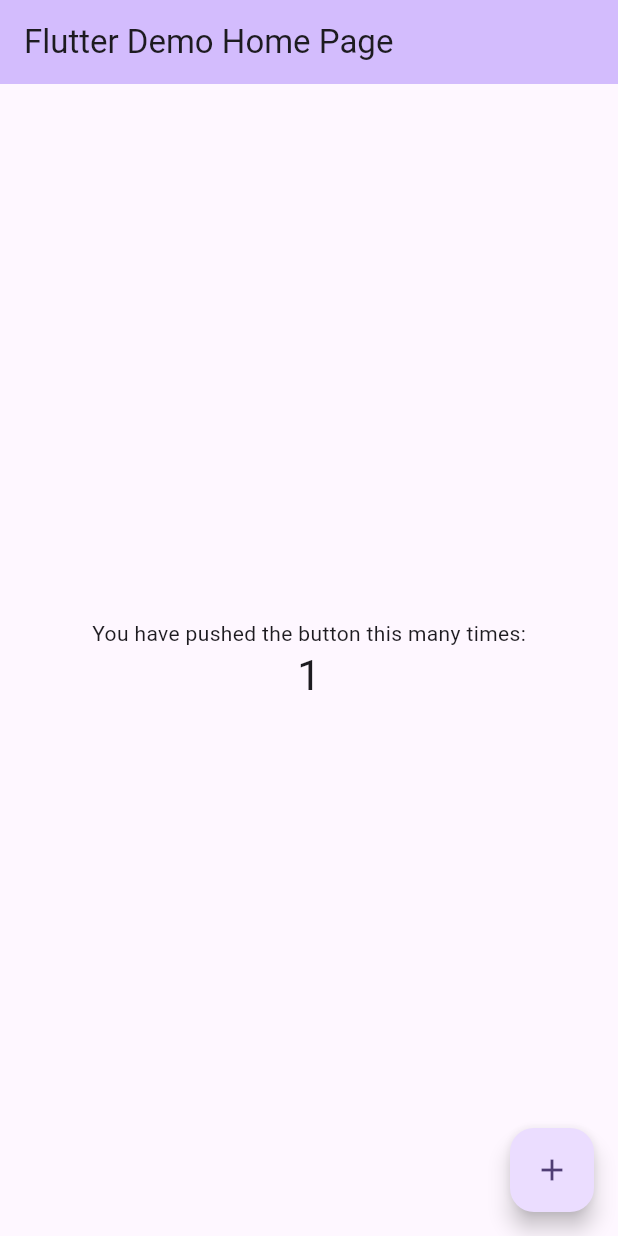
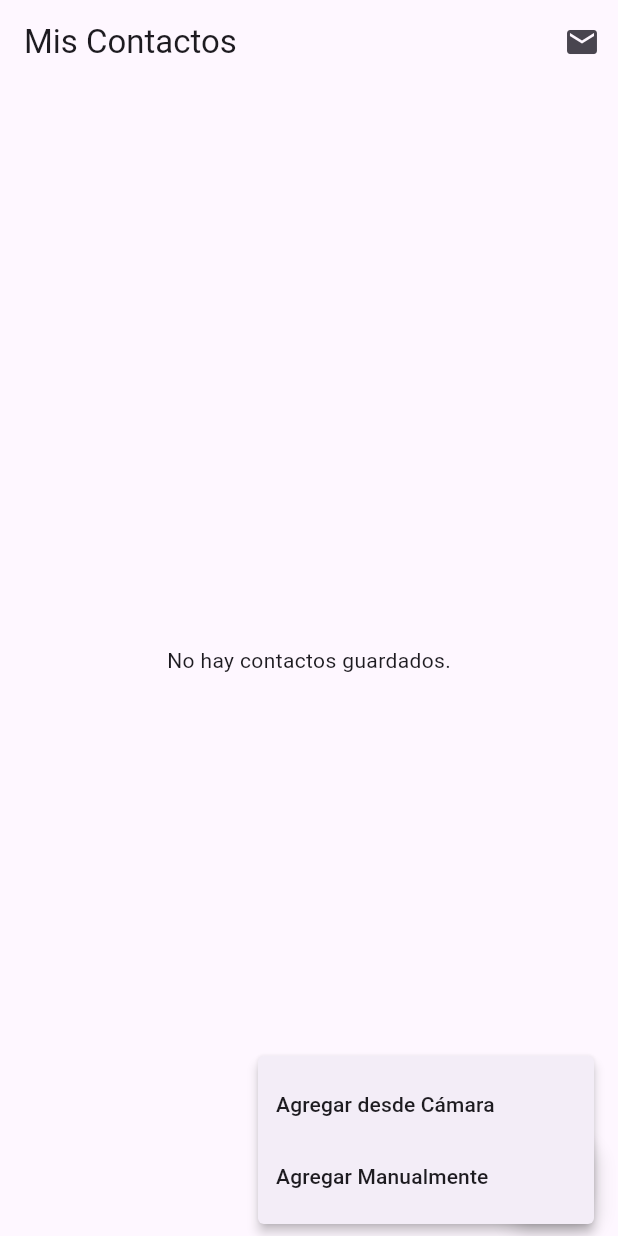
Before and after one commit to harflores/danich_ocr_contact, a Flutter app: the screen it shows after launch, after a tap on the "add" icon, on a phone screen of 412 x 824 dp. Run offline on Flutter 3.47's test engine with Material 3 defaults, Android fonts, the phone set to English and light mode, and no system bars; our stand-ins replace camera, sqflite; missing offline and left inert: flutter_email_sender; accounts and stored records are empty.

Commit message:
funcionalidad pero con errores en captura de camara

```diff
--- /dev/null
+++ b/lib/database/database_service.dart
@@ -0,0 +1,88 @@
+import 'package:sqflite/sqflite.dart';
+import 'package:path/path.dart';
+import '../models/contact.dart';
+
+class DatabaseService {
+  static Database? _db;
+
+  // Nombre de la base de datos y tabla
+  static const String DB_NAME = 'contacts_db.db';
+  static const String TABLE_CONTACTS = 'contacts';
+
+  // Columnas de la tabla de contactos
+  static const String COL_ID = 'id';
+  static const String COL_NOMBRE = 'nombre';
+  static const String COL_EMPRESA = 'empresa';
+  static const String COL_CARGO = 'cargo';
+  static const String COL_CORREO = 'correo';
+  static const String COL_TELEFONO = 'telefono';
+  static const String COL_DIRECCION = 'direccion';
+
+  /// Obtener instancia de la base de datos (inicializar si es necesario)
+  static Future<Database> _getDatabase() async {
+    if (_db != null) {
+      return _db!;
+    }
+    // Obtener ruta del directorio de bases de datos en el dispositivo
+    final dbPath = await getDatabasesPath();
+    final path = join(dbPath, DB_NAME);
+    // Abrir la base de datos, creando la tabla si aún no existe
+    _db = await openDatabase(
+      path,
+      version: 1,
+      onCreate: (Database db, int version) async {
+        await db.execute('''
+          CREATE TABLE $TABLE_CONTACTS (
+            $COL_ID INTEGER PRIMARY KEY AUTOINCREMENT,
+            $COL_NOMBRE TEXT,
+            $COL_EMPRESA TEXT,
+            $COL_CARGO TEXT,
+            $COL_CORREO TEXT,
+            $COL_TELEFONO TEXT,
+            $COL_DIRECCION TEXT
+          )
+        ''');
+      },
+    );
+    return _db!;
+  }
+
+  /// Insertar un contacto en la base de datos
+  static Future<int> insertContact(Contact contact) async {
+    final db = await _getDatabase();
+    // Convertir Contact a mapa y realizar la inserción
+    int id = await db.insert(TABLE_CONTACTS, contact.toMap());
+    return id;
+  }
+
+  /// Obtener todos los contactos desde la base de datos
+  static Future<List<Contact>> getAllContacts() async {
+    final db = await _getDatabase();
+    final List<Map<String, dynamic>> results = await db.query(TABLE_CONTACTS);
+    // Convertir cada map a Contact
+    List<Contact> contacts = results.map((map) => Contact.fromMap(map)).toList();
+    return contacts;
+  }
+
+  /// Actualizar un contacto existente
+  static Future<int> updateContact(Contact contact) async {
+    final db = await _getDatabase();
+    if (contact.id == null) return 0;
+    return await db.update(
+      TABLE_CONTACTS,
+      contact.toMap(),
+      where: '$COL_ID = ?',
+      whereArgs: [contact.id],
+    );
+  }
+
+  /// Eliminar un contacto por ID
+  static Future<int> deleteContact(int id) async {
+    final db = await _getDatabase();
+    return await db.delete(
+      TABLE_CONTACTS,
+      where: '$COL_ID = ?',
+      whereArgs: [id],
+    );
+  }
+}
--- a/lib/main.dart
+++ b/lib/main.dart
@@ -1,122 +1,27 @@
 import 'package:flutter/material.dart';
+import 'package:provider/provider.dart';
+import 'providers/contact_provider.dart';
+import 'ui/contacts_list_screen.dart';
 
 void main() {
-  runApp(const MyApp());
+  WidgetsFlutterBinding.ensureInitialized();
+  runApp(MyApp());
 }
 
 class MyApp extends StatelessWidget {
-  const MyApp({super.key});
-
-  // This widget is the root of your application.
   @override
   Widget build(BuildContext context) {
-    return MaterialApp(
-      title: 'Flutter Demo',
-      theme: ThemeData(
-        // This is the theme of your application.
-        //
-        // TRY THIS: Try running your application with "flutter run". You'll see
-        // the application has a purple toolbar. Then, without quitting the app,
-        // try changing the seedColor in the colorScheme below to Colors.green
-        // and then invoke "hot reload" (save your changes or press the "hot
-        // reload" button in a Flutter-supported IDE, or press "r" if you used
-        // the command line to start the app).
-        //
-        // Notice that the counter didn't reset back to zero; the application
-        // state is not lost during the reload. To reset the state, use hot
-        // restart instead.
-        //
-        // This works for code too, not just values: Most code changes can be
-        // tested with just a hot reload.
-        colorScheme: ColorScheme.fromSeed(seedColor: Colors.deepPurple),
+    return MultiProvider(
+      providers: [
+        ChangeNotifierProvider(create: (_) => ContactProvider()),
+      ],
+      child: MaterialApp(
+        title: 'Contact Scanner',
+        theme: ThemeData(
+          primarySwatch: Colors.blue,
+        ),
+        home: ContactsListScreen(),
       ),
-      home: const MyHomePage(title: 'Flutter Demo Home Page'),
     );
   }
 }
-
-class MyHomePage extends StatefulWidget {
-  const MyHomePage({super.key, required this.title});
-
-  // This widget is the home page of your application. It is stateful, meaning
-  // that it has a State object (defined below) that contains fields that affect
-  // how it looks.
-
-  // This class is the configuration for the state. It holds the values (in this
-  // case the title) provided by the parent (in this case the App widget) and
-  // used by the build method of the State. Fields in a Widget subclass are
-  // always marked "final".
-
-  final String title;
-
-  @override
-  State<MyHomePage> createState() => _MyHomePageState();
-}
-
-class _MyHomePageState extends State<MyHomePage> {
-  int _counter = 0;
-
-  void _incrementCounter() {
-    setState(() {
-      // This call to setState tells the Flutter framework that something has
-      // changed in this State, which causes it to rerun the build method below
-      // so that the display can reflect the updated values. If we changed
-      // _counter without calling setState(), then the build method would not be
-      // called again, and so nothing would appear to happen.
-      _counter++;
-    });
-  }
-
-  @override
-  Widget build(BuildContext context) {
-    // This method is rerun every time setState is called, for instance as done
-    // by the _incrementCounter method above.
-    //
-    // The Flutter framework has been optimized to make rerunning build methods
-    // fast, so that you can just rebuild anything that needs updating rather
-    // than having to individually change instances of widgets.
-    return Scaffold(
-      appBar: AppBar(
-        // TRY THIS: Try changing the color here to a specific color (to
-        // Colors.amber, perhaps?) and trigger a hot reload to see the AppBar
-        // change color while the other colors stay the same.
-        backgroundColor: Theme.of(context).colorScheme.inversePrimary,
-        // Here we take the value from the MyHomePage object that was created by
-        // the App.build method, and use it to set our appbar title.
-        title: Text(widget.title),
-      ),
-      body: Center(
-        // Center is a layout widget. It takes a single child and positions it
-        // in the middle of the parent.
-        child: Column(
-          // Column is also a layout widget. It takes a list of children and
-          // arranges them vertically. By default, it sizes itself to fit its
-          // children horizontally, and tries to be as tall as its parent.
-          //
-          // Column has various properties to control how it sizes itself and
-          // how it positions its children. Here we use mainAxisAlignment to
-          // center the children vertically; the main axis here is the vertical
-          // axis because Columns are vertical (the cross axis would be
-          // horizontal).
-          //
-          // TRY THIS: Invoke "debug painting" (choose the "Toggle Debug Paint"
-          // action in the IDE, or press "p" in the console), to see the
-          // wireframe for each widget.
-          mainAxisAlignment: MainAxisAlignment.center,
-          children: <Widget>[
-            const Text('You have pushed the button this many times:'),
-            Text(
-              '$_counter',
-              style: Theme.of(context).textTheme.headlineMedium,
-            ),
-          ],
-        ),
-      ),
-      floatingActionButton: FloatingActionButton(
-        onPressed: _incrementCounter,
-        tooltip: 'Increment',
-        child: const Icon(Icons.add),
-      ), // This trailing comma makes auto-formatting nicer for build methods.
-    );
-  }
-}
--- /dev/null
+++ b/lib/models/contact.dart
@@ -0,0 +1,46 @@
+/// Modelo de datos para un Contacto
+class Contact {
+  int? id;                // ID del contacto (clave primaria en la base de datos)
+  String nombre;
+  String empresa;
+  String cargo;
+  String correo;
+  String telefono;
+  String direccion;
+
+  Contact({
+    this.id,
+    required this.nombre,
+    required this.empresa,
+    required this.cargo,
+    required this.correo,
+    required this.telefono,
+    required this.direccion,
+  });
+
+  /// Constructor para crear Contact desde un Map (por ejemplo, de la base de datos)
+  factory Contact.fromMap(Map<String, dynamic> map) {
+    return Contact(
+      id: map['id'] as int?,
+      nombre: map['nombre'] ?? '',
+      empresa: map['empresa'] ?? '',
+      cargo: map['cargo'] ?? '',
+      correo: map['correo'] ?? '',
+      telefono: map['telefono'] ?? '',
+      direccion: map['direccion'] ?? '',
+    );
+  }
+
+  /// Convierte este Contact a Map (por ejemplo, para insertar en base de datos o convertir a JSON)
+  Map<String, dynamic> toMap() {
+    return {
+      'id': id,
+      'nombre': nombre,
+      'empresa': empresa,
+      'cargo': cargo,
+      'correo': correo,
+      'telefono': telefono,
+      'direccion': direccion,
+    };
+  }
+}
--- /dev/null
+++ b/lib/providers/contact_provider.dart
@@ -0,0 +1,50 @@
+import 'package:flutter/material.dart';
+import '../models/contact.dart';
+import '../database/database_service.dart';
+
+class ContactProvider extends ChangeNotifier {
+  List<Contact> _contacts = [];
+
+  List<Contact> get contacts => _contacts;
+
+  ContactProvider() {
+    // Al inicializar el provider, cargamos los contactos desde la BD
+    loadContacts();
+  }
+
+  /// Cargar todos los contactos desde la base de datos
+  Future<void> loadContacts() async {
+    _contacts = await DatabaseService.getAllContacts();
+    notifyListeners();
+  }
+
+  /// Agregar un nuevo contacto (en BD y en lista)
+  Future<void> addContact(Contact contact) async {
+    // Insertar en la base de datos
+    int newId = await DatabaseService.insertContact(contact);
+    contact.id = newId; // asignar el ID generado al objeto
+    // Añadir a la lista local
+    _contacts.add(contact);
+    notifyListeners();
+  }
+
+  /// Editar un contacto existente
+  Future<void> updateContact(Contact contact) async {
+    if (contact.id == null) return;
+    await DatabaseService.updateContact(contact);
+    // Reemplazar el contacto en la lista local
+    int index = _contacts.indexWhere((c) => c.id == contact.id);
+    if (index != -1) {
+      _contacts[index] = contact;
+      notifyListeners();
+    }
+  }
+
+  /// Eliminar un contacto por id
+  Future<void> deleteContact(int id) async {
+    await DatabaseService.deleteContact(id);
+    // Remover de la lista local
+    _contacts.removeWhere((c) => c.id == id);
+    notifyListeners();
+  }
+}
--- /dev/null
+++ b/lib/ui/contacts_list_screen.dart
@@ -0,0 +1,83 @@
+import 'package:flutter/material.dart';
+import 'package:provider/provider.dart';
+import '../providers/contact_provider.dart';
+import '../models/contact.dart';
+import 'contact_form_screen.dart';
+import 'camera_screen.dart';
+import '../services/export_service.dart'; // servicio para exportar JSON y enviar correo
+
+class ContactsListScreen extends StatelessWidget {
+  const ContactsListScreen({Key? key}) : super(key: key);
+
+  @override
+  Widget build(BuildContext context) {
+    // Obtenemos el provider de contactos para acceder a la lista y acciones
+    final contactProvider = Provider.of<ContactProvider>(context);
+    final contacts = contactProvider.contacts;
+
+    return Scaffold(
+      appBar: AppBar(
+        title: Text('Mis Contactos'),
+        actions: [
+          IconButton(
+            icon: Icon(Icons.email),
+            tooltip: 'Exportar y Enviar',
+            onPressed: () async {
+              // Exportar contactos a JSON y enviar por correo
+              bool success = await ExportService.exportContactsToEmail(contacts);
+              String msg = success ? 'Exportación exitosa, correo preparado.'
+                                    : 'Error al exportar contactos.';
+              ScaffoldMessenger.of(context).showSnackBar(SnackBar(content: Text(msg)));
+            },
+          )
+        ],
+      ),
+      body: contacts.isEmpty
+        ? Center(child: Text('No hay contactos guardados.'))
+        : ListView.builder(
+            itemCount: contacts.length,
+            itemBuilder: (context, index) {
+              Contact contact = contacts[index];
+              return ListTile(
+                title: Text(contact.nombre),
+                subtitle: Text(contact.empresa),
+                onTap: () {
+                  // Ver/editar contacto existente: navegar a ContactFormScreen en modo edición
+                  Navigator.push(context, MaterialPageRoute(
+                    builder: (_) => ContactFormScreen(contact: contact)
+                  ));
+                },
+                trailing: IconButton(
+                  icon: Icon(Icons.delete, color: Colors.red),
+                  onPressed: () {
+                    // Eliminar contacto
+                    contactProvider.deleteContact(contact.id!);
+                  },
+                ),
+              );
+            },
+          ),
+      floatingActionButton: PopupMenuButton<String>(
+        // Botón flotante que muestra opciones de agregar
+        onSelected: (value) {
+          if (value == 'camera') {
+            // Navegar a la pantalla de cámara para agregar mediante foto
+            Navigator.push(context, MaterialPageRoute(builder: (_) => CameraScreen()));
+          } else if (value == 'manual') {
+            // Navegar a formulario vacío para agregar manualmente
+            Navigator.push(context, MaterialPageRoute(builder: (_) => ContactFormScreen()));
+          }
+        },
+        itemBuilder: (context) => [
+          PopupMenuItem(value: 'camera', child: Text('Agregar desde Cámara')),
+          PopupMenuItem(value: 'manual', child: Text('Agregar Manualmente')),
+        ],
+        child: FloatingActionButton(
+          child: Icon(Icons.add),
+          tooltip: 'Agregar contacto',
+          onPressed: null, // onPressed no se usa porque PopupMenuButton lo gestiona
+        ),
+      ),
+    );
+  }
+}
--- a/pubspec.yaml
+++ b/pubspec.yaml
@@ -30,6 +30,12 @@ environment:
 dependencies:
   flutter:
     sdk: flutter
+  camera: ^0.11.1
+  http: ^1.3.0
+  provider: ^6.1.2
+  sqflite: ^2.4.2
+  path_provider: ^2.1.5
+  flutter_email_sender: ^7.0.0
 
   # The following adds the Cupertino Icons font to your application.
   # Use with the CupertinoIcons class for iOS style icons.
```
Also changed, not shown: lib/services/api_service.dart (added, +53 -0 lines), lib/services/export_service.dart (added, +39 -0 lines), lib/ui/camera_screen.dart (added, +107 -0 lines), lib/ui/contact_form_screen.dart (added, +124 -0 lines), pubspec.lock, 1 other file.
